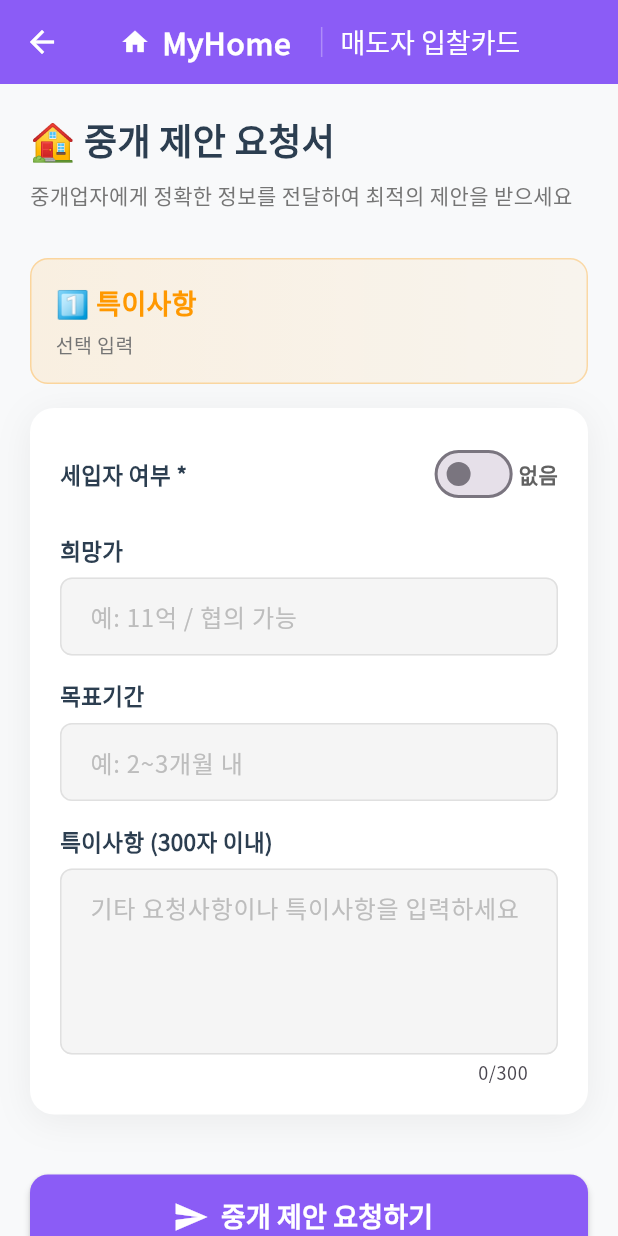
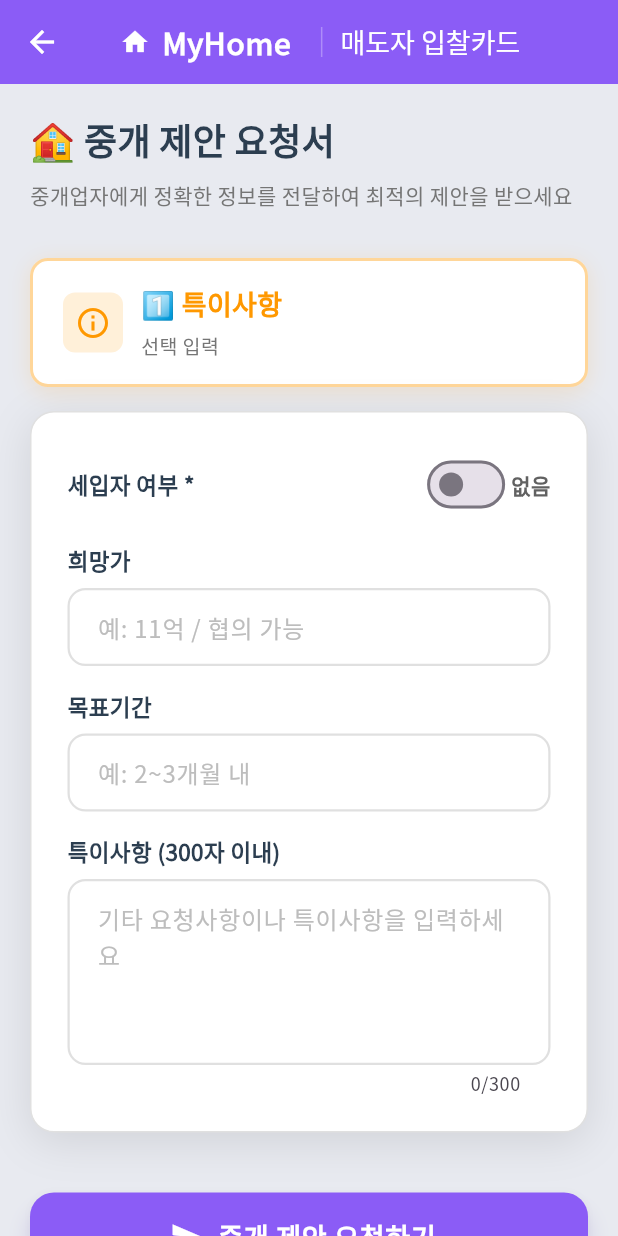
Before and after one commit to goldepond/TESTHOME, a Flutter app: the _QuoteRequestFormPage screen opened directly with empty values, on a phone screen of 412 x 824 dp. Run offline on Flutter 3.47's test engine with Material 3 defaults, Android fonts, the phone set to English and light mode, and no system bars; our stand-ins replace cloud_firestore, file_picker, firebase_auth, firebase_core, fl_chart, geocoding and 3 more; missing offline and left inert: encrypt, flutter_naver_map, pointycastle; accounts and stored records are empty.

```diff
--- a/lib/screens/broker_list_page.dart
+++ b/lib/screens/broker_list_page.dart
@@ -147,9 +147,9 @@ class _BrokerListPageState extends State<BrokerListPage> {
               mainAxisSize: MainAxisSize.min,
               children: [
                 IconButton(
-                  icon: const Icon(Icons.arrow_back, color: Colors.white),
-                  onPressed: () => Navigator.pop(context),
-                ),
+              icon: const Icon(Icons.arrow_back, color: Colors.white),
+              onPressed: () => Navigator.pop(context),
+            ),
               ],
             ),
             leadingWidth: 56,
@@ -1594,7 +1594,7 @@ class _BrokerListPageState extends State<BrokerListPage> {
         print('   UserName: $userName');
 
         // 현재 페이지를 닫고
-        Navigator.pop(context);
+                Navigator.pop(context);
 
         // 새로운 userName으로 공인중개사 페이지 다시 열기
         Navigator.push(
@@ -1683,7 +1683,7 @@ class _QuoteRequestFormPageState extends State<_QuoteRequestFormPage> {
   @override
   Widget build(BuildContext context) {
     return Scaffold(
-      backgroundColor: const Color(0xFFF8F9FA),
+      backgroundColor: const Color(0xFFE8EAF0), // 배경을 더 진하게
       appBar: AppBar(
         title: const AppBarTitle(title: '매도자 입찰카드'),
         backgroundColor: AppColors.kPrimary,
@@ -1778,16 +1778,17 @@ class _QuoteRequestFormPageState extends State<_QuoteRequestFormPage> {
 
             // 제출 버튼
             SizedBox(
-              height: 56,
+              height: 60,
               child: ElevatedButton.icon(
                 onPressed: _submitRequest,
                 style: ElevatedButton.styleFrom(
                   backgroundColor: AppColors.kPrimary,
                   foregroundColor: Colors.white,
                   shape: RoundedRectangleBorder(
-                    borderRadius: BorderRadius.circular(12),
+                    borderRadius: BorderRadius.circular(16),
                   ),
-                  elevation: 2,
+                  elevation: 6, // 그림자 강화
+                  shadowColor: AppColors.kPrimary.withOpacity(0.4),
                 ),
                 icon: const Icon(Icons.send, size: 24),
                 label: const Text(
@@ -1795,6 +1796,7 @@ class _QuoteRequestFormPageState extends State<_QuoteRequestFormPage> {
                   style: TextStyle(
                     fontSize: 18,
                     fontWeight: FontWeight.bold,
+                    letterSpacing: 0.5,
                   ),
                 ),
               ),
@@ -1810,18 +1812,34 @@ class _QuoteRequestFormPageState extends State<_QuoteRequestFormPage> {
   /// 섹션 제목
   Widget _buildSectionTitle(String title, String subtitle, Color color) {
     return Container(
-      padding: const EdgeInsets.all(16),
+      padding: const EdgeInsets.symmetric(horizontal: 20, vertical: 16),
       decoration: BoxDecoration(
-        gradient: LinearGradient(
-          colors: [color.withOpacity(0.1), color.withOpacity(0.05)],
-          begin: Alignment.centerLeft,
-          end: Alignment.centerRight,
-        ),
+        color: Colors.white, // 흰색 배경으로 변경
         borderRadius: BorderRadius.circular(12),
-        border: Border.all(color: color.withOpacity(0.3)),
+        border: Border.all(color: color.withOpacity(0.4), width: 2), // 테두리 강화
+        boxShadow: [
+          BoxShadow(
+            color: color.withOpacity(0.15), // 색상 그림자 추가
+            blurRadius: 12,
+            offset: const Offset(0, 3),
+          ),
+        ],
       ),
       child: Row(
         children: [
+          Container(
+            padding: const EdgeInsets.all(8),
+            decoration: BoxDecoration(
+              color: color.withOpacity(0.15),
+              borderRadius: BorderRadius.circular(8),
+            ),
+            child: Icon(
+              Icons.info_outline,
+              color: color,
+              size: 24,
+            ),
+          ),
+          const SizedBox(width: 12),
           Expanded(
             child: Column(
               crossAxisAlignment: CrossAxisAlignment.start,
@@ -1840,6 +1858,7 @@ class _QuoteRequestFormPageState extends State<_QuoteRequestFormPage> {
                   style: TextStyle(
                     fontSize: 13,
                     color: Colors.grey[600],
+                    fontWeight: FontWeight.w500,
                   ),
                 ),
               ],
@@ -1853,15 +1872,16 @@ class _QuoteRequestFormPageState extends State<_QuoteRequestFormPage> {
   /// 카드
   Widget _buildCard(List<Widget> children) {
     return Container(
-      padding: const EdgeInsets.all(20),
+      padding: const EdgeInsets.all(24), // 패딩 증가
       decoration: BoxDecoration(
         color: Colors.white,
         borderRadius: BorderRadius.circular(16),
+        border: Border.all(color: Colors.grey[300]!, width: 1), // 테두리 추가
         boxShadow: [
           BoxShadow(
-            color: Colors.black.withOpacity(0.06),
-            blurRadius: 20,
-            offset: const Offset(0, 4),
+            color: Colors.black.withOpacity(0.1), // 그림자 강화
+            blurRadius: 24,
+            offset: const Offset(0, 6),
           ),
         ],
       ),
@@ -1946,14 +1966,18 @@ class _QuoteRequestFormPageState extends State<_QuoteRequestFormPage> {
             hintStyle: TextStyle(color: Colors.grey[400]),
             suffixText: suffix,
             filled: true,
-            fillColor: Colors.grey[100],
+            fillColor: Colors.white, // 흰색 배경
             border: OutlineInputBorder(
               borderRadius: BorderRadius.circular(12),
-              borderSide: BorderSide.none,
+              borderSide: BorderSide(color: Colors.grey[300]!, width: 1.5), // 명확한 테두리
+            ),
+            enabledBorder: OutlineInputBorder(
+              borderRadius: BorderRadius.circular(12),
+              borderSide: BorderSide(color: Colors.grey[300]!, width: 1.5), // 기본 상태 테두리
             ),
             focusedBorder: OutlineInputBorder(
               borderRadius: BorderRadius.circular(12),
-              borderSide: const BorderSide(color: AppColors.kPrimary, width: 2),
+              borderSide: const BorderSide(color: AppColors.kPrimary, width: 2.5), // 포커스 시 더 두껍게
             ),
             contentPadding: const EdgeInsets.symmetric(horizontal: 16, vertical: 14),
           ),
```
